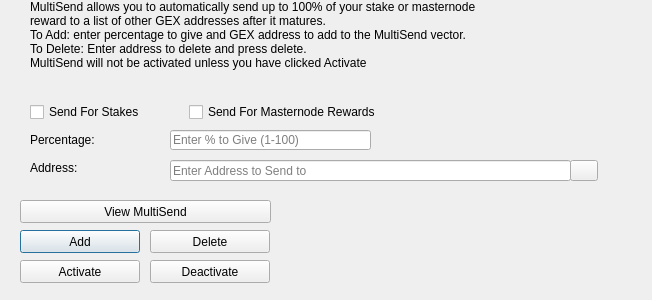
Above: src/qt/forms/multisenddialog.ui from gexanlottery/gexan before the change. Below: the same form after it.
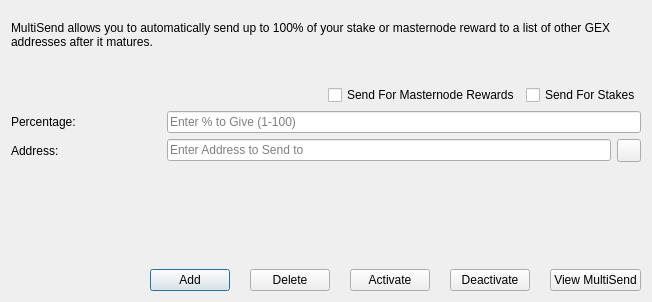
That is the form after the change. Icons and pictures are not drawn.

What changed in the file:
```diff
--- a/src/qt/forms/multisenddialog.ui
+++ b/src/qt/forms/multisenddialog.ui
@@ -10,61 +10,39 @@
     <x>0</x>
     <y>0</y>
     <width>652</width>
-    <height>300</height>
+    <height>302</height>
    </rect>
   </property>
   <property name="windowTitle">
    <string>MultiSend</string>
   </property>
-  <widget class="QLineEdit" name="multiSendPercentEdit">
-   <property name="geometry">
-    <rect>
-     <x>170</x>
-     <y>130</y>
-     <width>201</width>
-     <height>20</height>
-    </rect>
-   </property>
-   <property name="toolTip">
-    <string>Enter whole numbers 1 - 100</string>
-   </property>
-   <property name="placeholderText">
-    <string>Enter % to Give (1-100)</string>
-   </property>
-  </widget>
-  <widget class="QLineEdit" name="multiSendAddressEdit">
-   <property name="geometry">
-    <rect>
-     <x>170</x>
-     <y>160</y>
-     <width>401</width>
-     <height>21</height>
-    </rect>
-   </property>
-   <property name="toolTip">
-    <string/>
-   </property>
-   <property name="placeholderText">
-    <string>Enter Address to Send to</string>
-   </property>
-  </widget>
-  <widget class="QLabel" name="label_2">
-   <property name="geometry">
-    <rect>
-     <x>30</x>
-     <y>0</y>
-     <width>451</width>
-     <height>121</height>
-    </rect>
-   </property>
+  <property name="modal">
+   <bool>true</bool>
+  </property>
+  <layout class="QVBoxLayout" name="verticalLayout">
+   <item>
+    <spacer name="verticalSpacer">
+     <property name="orientation">
+      <enum>Qt::Vertical</enum>
+     </property>
+     <property name="sizeType">
+      <enum>QSizePolicy::Fixed</enum>
+     </property>
+     <property name="sizeHint" stdset="0">
+      <size>
+       <width>20</width>
+       <height>10</height>
+      </size>
+     </property>
+    </spacer>
+   </item>
+   <item>
+    <widget class="QLabel" name="labelDescription">
    <property name="lineWidth">
     <number>1</number>
    </property>
    <property name="text">
-    <string>MultiSend allows you to automatically send up to 100% of your stake or masternode reward to a list of other GEX addresses after it matures.
-To Add: enter percentage to give and GEX address to add to the MultiSend vector.
-To Delete: Enter address to delete and press delete.
-MultiSend will not be activated unless you have clicked Activate</string>
+      <string>MultiSend allows you to automatically send up to 100% of your stake or masternode reward to a list of other GEX addresses after it matures.</string>
    </property>
    <property name="alignment">
     <set>Qt::AlignLeading|Qt::AlignLeft|Qt::AlignTop</set>
@@ -73,88 +51,69 @@
     <bool>true</bool>
    </property>
   </widget>
-  <widget class="QLabel" name="message">
-   <property name="geometry">
-    <rect>
-     <x>290</x>
-     <y>200</y>
-     <width>351</width>
-     <height>91</height>
-    </rect>
-   </property>
-   <property name="text">
-    <string/>
-   </property>
-  </widget>
-  <widget class="QPushButton" name="addButton">
-   <property name="geometry">
-    <rect>
-     <x>20</x>
-     <y>230</y>
-     <width>120</width>
-     <height>23</height>
-    </rect>
-   </property>
-   <property name="toolTip">
-    <string/>
-   </property>
-   <property name="statusTip">
-    <string>Add to MultiSend Vector</string>
-   </property>
-   <property name="text">
-    <string>Add</string>
-   </property>
-  </widget>
-  <widget class="QPushButton" name="disableButton">
-   <property name="geometry">
-    <rect>
-     <x>150</x>
-     <y>260</y>
-     <width>120</width>
-     <height>23</height>
-    </rect>
-   </property>
-   <property name="statusTip">
-    <string>Deactivate MultiSend</string>
-   </property>
-   <property name="text">
-    <string>Deactivate</string>
-   </property>
-  </widget>
-  <widget class="QPushButton" name="addressBookButton">
-   <property name="geometry">
-    <rect>
-     <x>570</x>
-     <y>160</y>
-     <width>28</width>
-     <height>21</height>
-    </rect>
-   </property>
-   <property name="toolTip">
-    <string>Choose an address from the address book</string>
-   </property>
-   <property name="text">
-    <string/>
-   </property>
-   <property name="icon">
-    <iconset resource="../gex.qrc">
-     <normaloff>:/icons/address-book</normaloff>:/icons/address-book</iconset>
-   </property>
-   <property name="shortcut">
-    <string>Alt+A</string>
-   </property>
-   <property name="autoDefault">
-    <bool>false</bool>
-   </property>
-  </widget>
-  <widget class="QLabel" name="label">
-   <property name="geometry">
-    <rect>
-     <x>30</x>
-     <y>130</y>
-     <width>121</width>
+   </item>
+   <item>
+    <spacer name="verticalSpacer_2">
+     <property name="orientation">
+      <enum>Qt::Vertical</enum>
+     </property>
+     <property name="sizeType">
+      <enum>QSizePolicy::Fixed</enum>
+     </property>
+     <property name="sizeHint" stdset="0">
+      <size>
+       <width>20</width>
+       <height>30</height>
+      </size>
+     </property>
+    </spacer>
+   </item>
+   <item>
+    <layout class="QHBoxLayout" name="horizontalLayout">
+     <item>
+      <spacer name="horizontalSpacer_3">
+       <property name="minimumSize">
+        <size>
+         <width>150</width>
+         <height>0</height>
+        </size>
+       </property>
+       <property name="orientation">
+        <enum>Qt::Horizontal</enum>
+       </property>
+       <property name="sizeHint" stdset="0">
+        <size>
+         <width>40</width>
      <height>20</height>
-    </rect>
+        </size>
+       </property>
+      </spacer>
+     </item>
+     <item>
+      <widget class="QCheckBox" name="multiSendMasternodeCheckBox">
+       <property name="text">
+        <string>Send For Masternode Rewards</string>
+       </property>
+      </widget>
+     </item>
+     <item>
+      <widget class="QCheckBox" name="multiSendStakeCheckBox">
+       <property name="text">
+        <string>Send For Stakes</string>
+       </property>
+      </widget>
+     </item>
+    </layout>
+   </item>
+   <item>
+    <layout class="QHBoxLayout" name="horizontalLayout_5">
+     <item>
+      <widget class="QLabel" name="labelPercentage">
+       <property name="minimumSize">
+        <size>
+         <width>150</width>
+         <height>0</height>
+        </size>
    </property>
    <property name="toolTip">
     <string>Percentage of stake to send</string>
@@ -163,14 +122,28 @@
     <string>Percentage:</string>
    </property>
   </widget>
-  <widget class="QLabel" name="label_5">
-   <property name="geometry">
-    <rect>
-     <x>30</x>
-     <y>160</y>
-     <width>111</width>
-     <height>16</height>
-    </rect>
+     </item>
+     <item>
+      <widget class="QLineEdit" name="multiSendPercentEdit">
+       <property name="toolTip">
+        <string>Enter whole numbers 1 - 100</string>
+       </property>
+       <property name="placeholderText">
+        <string>Enter % to Give (1-100)</string>
+       </property>
+      </widget>
+     </item>
+    </layout>
+   </item>
+   <item>
+    <layout class="QHBoxLayout" name="horizontalLayout_4">
+     <item>
+      <widget class="QLabel" name="labelAddress">
+       <property name="minimumSize">
+        <size>
+         <width>150</width>
+         <height>0</height>
+        </size>
    </property>
    <property name="toolTip">
     <string>Address to send portion of stake to</string>
@@ -179,15 +152,105 @@
     <string>Address:</string>
    </property>
   </widget>
+     </item>
+     <item>
+      <widget class="QLineEdit" name="multiSendAddressEdit">
+       <property name="toolTip">
+        <string/>
+       </property>
+       <property name="placeholderText">
+        <string>Enter Address to Send to</string>
+       </property>
+      </widget>
+     </item>
+     <item>
+      <widget class="QToolButton" name="addressBookButton">
+       <property name="toolTip">
+        <string>Choose an address from the address book</string>
+       </property>
+       <property name="text">
+        <string/>
+       </property>
+       <property name="icon">
+        <iconset resource="../gex.qrc">
+         <normaloff>:/icons/address-book</normaloff>:/icons/address-book</iconset>
+       </property>
+       <property name="shortcut">
+        <string>Alt+A</string>
+       </property>
+      </widget>
+     </item>
+    </layout>
+   </item>
+   <item>
+    <widget class="QLabel" name="message">
+     <property name="sizePolicy">
+      <sizepolicy hsizetype="Preferred" vsizetype="Minimum">
+       <horstretch>0</horstretch>
+       <verstretch>0</verstretch>
+      </sizepolicy>
+     </property>
+     <property name="minimumSize">
+      <size>
+       <width>0</width>
+       <height>70</height>
+      </size>
+     </property>
+     <property name="text">
+      <string/>
+     </property>
+    </widget>
+   </item>
+   <item>
+    <spacer name="verticalSpacer_3">
+     <property name="orientation">
+      <enum>Qt::Vertical</enum>
+     </property>
+     <property name="sizeHint" stdset="0">
+      <size>
+       <width>20</width>
+       <height>40</height>
+      </size>
+     </property>
+    </spacer>
+   </item>
+   <item>
+    <layout class="QHBoxLayout" name="horizontalLayout_3">
+     <property name="spacing">
+      <number>20</number>
+     </property>
+     <item>
+      <spacer name="horizontalSpacer_2">
+       <property name="orientation">
+        <enum>Qt::Horizontal</enum>
+       </property>
+       <property name="sizeHint" stdset="0">
+        <size>
+         <width>40</width>
+         <height>20</height>
+        </size>
+       </property>
+      </spacer>
+     </item>
+     <item>
+      <widget class="QPushButton" name="addButton">
+       <property name="toolTip">
+        <string>Add to the MultiSend vector</string>
+       </property>
+       <property name="statusTip">
+        <string>Add to MultiSend Vector</string>
+       </property>
+       <property name="text">
+        <string>Add</string>
+       </property>
+       <property name="icon">
+        <iconset resource="../gex.qrc">
+         <normaloff>:/icons/add</normaloff>:/icons/add</iconset>
+       </property>
+      </widget>
+     </item>
+     <item>
   <widget class="QPushButton" name="deleteButton">
-   <property name="geometry">
-    <rect>
-     <x>150</x>
-     <y>230</y>
-     <width>120</width>
-     <height>23</height>
-    </rect>
-   </property>
    <property name="toolTip">
     <string/>
    </property>
@@ -197,15 +260,16 @@
    <property name="text">
     <string>Delete</string>
    </property>
-  </widget>
+       <property name="icon">
+        <iconset resource="../gex.qrc">
+         <normaloff>:/icons/remove</normaloff>:/icons/remove</iconset>
+       </property>
+      </widget>
+     </item>
+     <item>
   <widget class="QPushButton" name="activateButton">
-   <property name="geometry">
-    <rect>
-     <x>20</x>
-     <y>260</y>
-     <width>120</width>
-     <height>23</height>
-    </rect>
+       <property name="toolTip">
+        <string>Activate multisend</string>
    </property>
    <property name="statusTip">
     <string>Activate MultiSend</string>
@@ -214,15 +278,22 @@
     <string>Activate</string>
    </property>
   </widget>
+     </item>
+     <item>
+      <widget class="QPushButton" name="disableButton">
+       <property name="toolTip">
+        <string>Deactivate multisend</string>
+       </property>
+       <property name="statusTip">
+        <string>Deactivate MultiSend</string>
+       </property>
+       <property name="text">
+        <string>Deactivate</string>
+       </property>
+      </widget>
+     </item>
+     <item>
   <widget class="QPushButton" name="viewButton">
-   <property name="geometry">
-    <rect>
-     <x>20</x>
-     <y>200</y>
-     <width>251</width>
-     <height>23</height>
-    </rect>
-   </property>
    <property name="toolTip">
     <string/>
    </property>
@@ -233,32 +304,10 @@
     <string>View MultiSend</string>
    </property>
   </widget>
-  <widget class="QWidget" name="horizontalLayoutWidget">
-   <property name="geometry">
-    <rect>
-     <x>30</x>
-     <y>100</y>
-     <width>351</width>
-     <height>24</height>
-    </rect>
-   </property>
-   <layout class="QHBoxLayout" name="horizontalLayout">
-    <item>
-     <widget class="QCheckBox" name="multiSendStakeCheckBox">
-      <property name="text">
-       <string>Send For Stakes</string>
-      </property>
-     </widget>
-    </item>
-    <item>
-     <widget class="QCheckBox" name="multiSendMasternodeCheckBox">
-      <property name="text">
-       <string>Send For Masternode Rewards</string>
-      </property>
-     </widget>
-    </item>
-   </layout>
-  </widget>
+     </item>
+    </layout>
+   </item>
+  </layout>
  </widget>
  <resources>
   <include location="../gex.qrc"/>
```
Left out of the diff: 2 changed lines with no effect on the pictures. Lines whose indentation alone changed are shown as unchanged.
